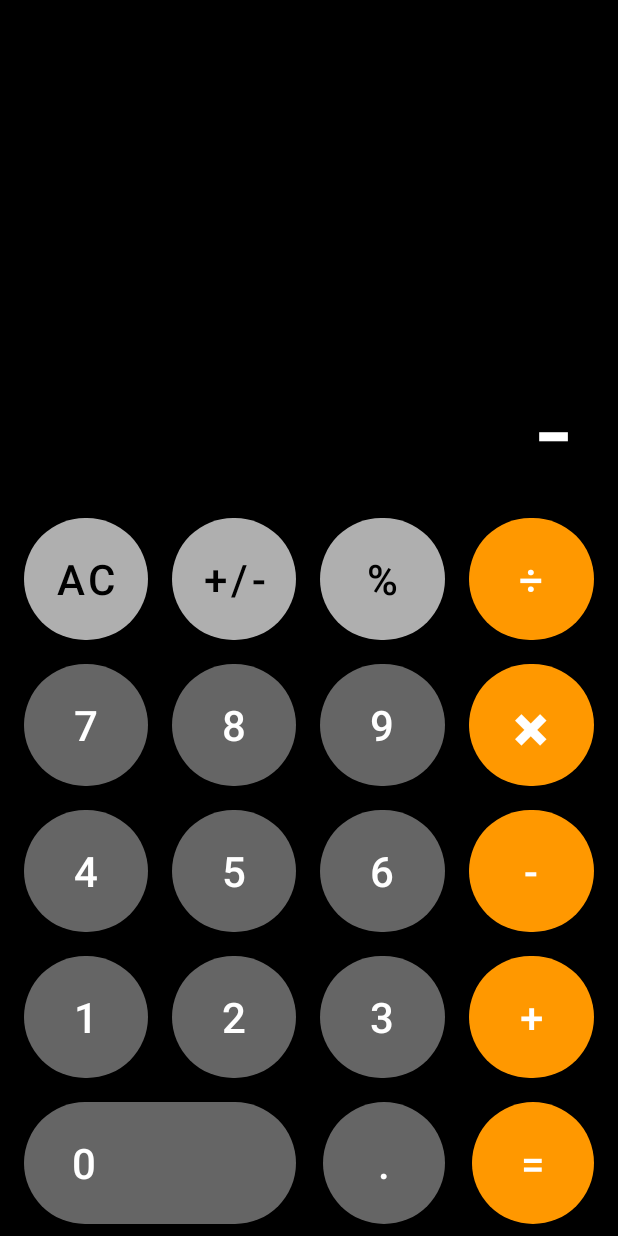
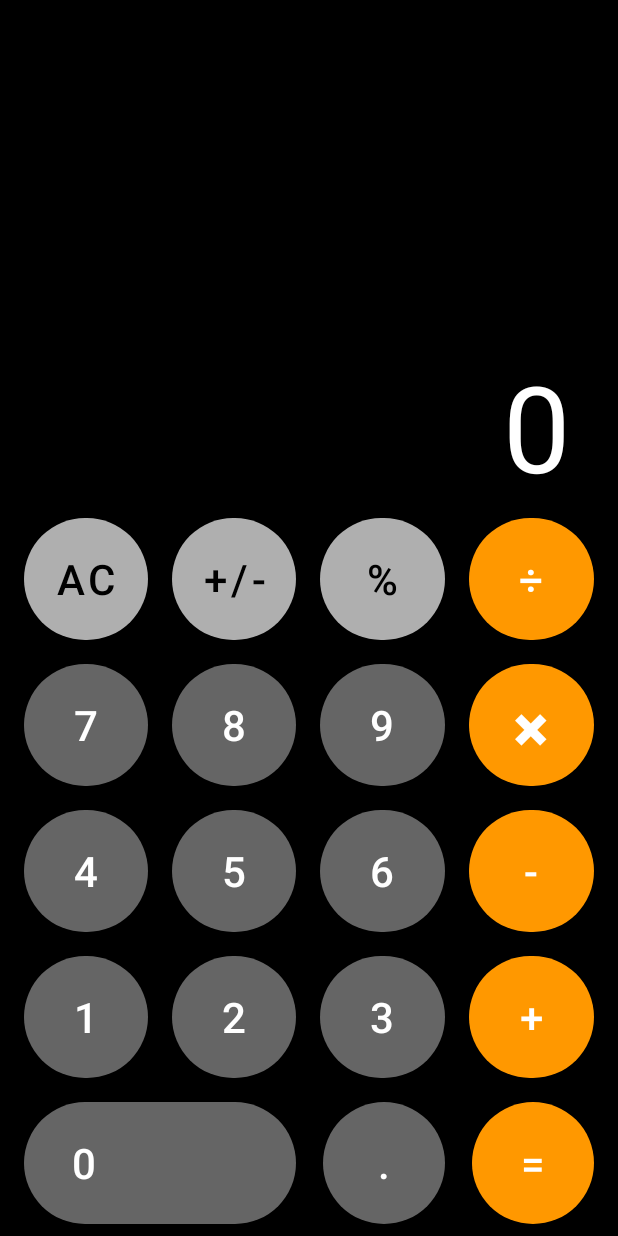
Before and after one commit to Kochevnikbbb/Calculyator, an Android app: the screen it shows after launch (MainActivity), after a tap on "+/-", on a phone screen of 412 x 824 dp. Run offline under Robolectric (Android 15) with nearby library versions, the phone set to English and light mode, and no system bars.

Commit message:
всё переписал всё равно косячит

```diff
--- a/app/src/main/java/com/nomad/calculyator/MainActivity.java
+++ b/app/src/main/java/com/nomad/calculyator/MainActivity.java
@@ -4,26 +4,160 @@ import androidx.appcompat.app.AppCompatActivity;
 
 import android.os.Bundle;
 import android.view.View;
+import android.widget.Button;
 import android.widget.TextView;
 
 public class MainActivity extends AppCompatActivity {
-    private TextView result;
-    private Integer first, second;
-    private Boolean isClickOperation = false;
-    private String operation;
-    //private Double res = 0.0;
+    private TextView tvResult;
+    private Float mValueOne, mValueTwo;
+    private Boolean crunchifyAddition, mSubtract, crunchifyMultiplication, crunchifyDivision;
+
+    private Button button0, button1, button2, button3, button4, button5, button6,
+            button7, button8, button9, buttonPlus, buttonMinus, buttonDivide,
+            buttonMul, buttonTochka, buttonC, buttonEqual;
+
 
     @Override
     protected void onCreate(Bundle savedInstanceState) {
         super.onCreate(savedInstanceState);
         setContentView(R.layout.activity_main);
 
-        result = findViewById(R.id.result);
+        tvResult = findViewById(R.id.result);
+        button0 = findViewById(R.id.zero);
+        button1 = findViewById(R.id.one);
+        button2 = findViewById(R.id.two);
+        button3 = findViewById(R.id.three);
+        button4 = findViewById(R.id.four);
+        button5 = findViewById(R.id.five);
+        button6 = findViewById(R.id.six);
+        button7 = findViewById(R.id.seven);
+        button8 = findViewById(R.id.eight);
+        button9 = findViewById(R.id.nine);
+        buttonTochka = findViewById(R.id.tochka);
+        buttonPlus = findViewById(R.id.plus);
+        buttonMinus = findViewById(R.id.minus);
+        buttonMul = findViewById(R.id.multiply);
+        buttonDivide = findViewById(R.id.divide);
+        buttonC = findViewById(R.id.clean);
+        buttonEqual = findViewById(R.id.equals);
+
+        button0.setOnClickListener(view ->
+
+        {
+            tvResult.setText(tvResult.getText() + "0");
+        });
+        button1.setOnClickListener(view ->
+
+        {
+            tvResult.setText(tvResult.getText() + "1");
+        });
+        button2.setOnClickListener(view ->
+
+        {
+            tvResult.setText(tvResult.getText() + "2");
+        });
+        button3.setOnClickListener(view ->
+
+        {
+            tvResult.setText(tvResult.getText() + "3");
+        });
+        button4.setOnClickListener(view ->
+
+        {
+            tvResult.setText(tvResult.getText() + "4");
+        });
+        button5.setOnClickListener(view ->
+
+        {
+            tvResult.setText(tvResult.getText() + "5");
+        });
+        button6.setOnClickListener(view ->
+
+        {
+            tvResult.setText(tvResult.getText() + "6");
+        });
+        button7.setOnClickListener(view ->
+
+        {
+            tvResult.setText(tvResult.getText() + "7");
+        });
+        button8.setOnClickListener(view ->
+
+        {
+            tvResult.setText(tvResult.getText() + "8");
+        });
+        button9.setOnClickListener(view ->
+
+        {
+            tvResult.setText(tvResult.getText() + "9");
+        });
+        buttonPlus.setOnClickListener(view ->
+
+        {
+            if (tvResult == null) {
+                tvResult.setText("");
+            } else {
+                mValueOne = Float.parseFloat(tvResult.getText() + "");
+                crunchifyAddition = true;
+                tvResult.setText(null);
+            }
+            buttonMinus.setOnClickListener(view1 -> {
+                mValueOne = Float.parseFloat(tvResult.getText() + "");
+                mSubtract = true;
+                tvResult.setText(null);
+            });
+            buttonMul.setOnClickListener(view1 -> {
+                mValueOne = Float.parseFloat(tvResult.getText() + "");
+                crunchifyMultiplication = true;
+                tvResult.setText(null);
+            });
+            buttonDivide.setOnClickListener(view1 -> {
+                mValueOne = Float.parseFloat(tvResult.getText() + "");
+                crunchifyMultiplication = true;
+                tvResult.setText(null);
+            });
+            buttonEqual.setOnClickListener(view1 -> {
+                mValueTwo = Float.parseFloat(tvResult.getText() + "");
+
+                if (crunchifyAddition == true) {
+                    tvResult.setText(mValueOne + mValueTwo + "");
+                    crunchifyAddition = false;
+                }
+
+                if (mSubtract == true) {
+                    tvResult.setText(mValueOne - mValueTwo + "");
+                    mSubtract = false;
+                }
+
+                if (crunchifyMultiplication == true) {
+                    tvResult.setText(mValueOne * mValueTwo + "");
+                    crunchifyMultiplication = false;
+                }
+
+                if (crunchifyDivision == true) {
+                    tvResult.setText(mValueOne / mValueTwo + "");
+                    crunchifyDivision = false;
+                }
+            });
+            buttonC.setOnClickListener(view1 -> {
+                tvResult.setText("0");
+            });
+            buttonTochka.setOnClickListener(view1 -> {
+                tvResult.setText(tvResult.getText() + ".");
+            });
+        });
     }
 
 
+    public void onClickOperation(View view) {
+    }
+
     public void onClickNumber(View view) {
-/*        double[] numbers ={R.id.one,R.id.two,R.id.three,R.id.four,R.id.five,R.id.six,R.id.seven,R.id.eight,R.id.nine,R.id.zero,R.id.tochka,R.id.negative_number};
+    }
+
+
+    /*    public void onClickNumber(View view) {
+     *//*        double[] numbers ={R.id.one,R.id.two,R.id.three,R.id.four,R.id.five,R.id.six,R.id.seven,R.id.eight,R.id.nine,R.id.zero,R.id.tochka,R.id.negative_number};
         double x = 0;
 
         for (double i:numbers){
@@ -38,7 +172,7 @@ public class MainActivity extends AppCompatActivity {
                     }
                     break;
             }
-        }*/
+        }*//*
 
         switch (view.getId()) {
             case R.id.one:
@@ -207,6 +341,6 @@ public class MainActivity extends AppCompatActivity {
 
         }
 
-    }
+    }*/
 
 }
--- a/app/src/main/res/layout/activity_main.xml
+++ b/app/src/main/res/layout/activity_main.xml
@@ -8,23 +8,23 @@
     tools:context=".MainActivity">
 
     <FrameLayout
-        app:layout_constraintTop_toTopOf="parent"
         android:layout_width="match_parent"
+        android:layout_height="0dp"
         app:layout_constraintBottom_toTopOf="@+id/container"
-        android:layout_height="0dp">
+        app:layout_constraintTop_toTopOf="parent">
 
         <TextView
             android:id="@+id/result"
             android:layout_width="wrap_content"
             android:layout_height="wrap_content"
+            android:layout_gravity="end|bottom"
+            android:ellipsize="end"
+            android:maxLength="12"
+            android:maxLines="1"
+            android:paddingHorizontal="32dp"
             android:text="0"
             android:textColor="@color/white"
-            android:textSize="80sp"
-            android:layout_gravity="end|bottom"
-            android:paddingHorizontal="32dp"
-            android:maxLength="12"
-            android:ellipsize="end"
-            android:maxLines="1"/>
+            android:textSize="80sp" />
 
     </FrameLayout>
 
@@ -32,169 +32,183 @@
         android:id="@+id/container"
         android:layout_width="match_parent"
         android:layout_height="wrap_content"
-        app:layout_constraintBottom_toBottomOf="parent"
         android:orientation="vertical"
-        >
+        app:layout_constraintBottom_toBottomOf="parent">
+
         <LinearLayout
             android:layout_width="match_parent"
             android:layout_height="wrap_content"
+            android:orientation="horizontal"
+            android:paddingHorizontal="16dp"
             android:paddingVertical="8dp"
-            android:paddingHorizontal="16dp"
-            android:weightSum="4"
-            android:orientation="horizontal"
-            >
+            android:weightSum="4">
+
             <com.google.android.material.button.MaterialButton
                 android:id="@+id/clean"
+                style="@style/Button.grey"
                 android:onClick="onClickOperation"
-                style="@style/Button.grey"
-                android:text="AC"/>
+                android:text="AC" />
+
             <com.google.android.material.button.MaterialButton
                 android:id="@+id/negative_number"
+                style="@style/Button.grey"
+                android:layout_marginHorizontal="16dp"
                 android:onClick="onClickNumber"
-                style="@style/Button.grey"
-                android:text="+/-"
-                android:layout_marginHorizontal="16dp"/>
+                android:text="+/-" />
+
             <com.google.android.material.button.MaterialButton
                 android:id="@+id/percent"
+                style="@style/Button.grey"
+                android:layout_marginEnd="16dp"
                 android:onClick="onClickOperation"
-                style="@style/Button.grey"
-                android:text="%"
-                android:layout_marginEnd="16dp"/>
+                android:text="%" />
+
             <com.google.android.material.button.MaterialButton
                 android:id="@+id/divide"
+                style="@style/Button.orange"
                 android:onClick="onClickOperation"
-                style="@style/Button.orange"
-                android:text="÷"/>
+                android:text="÷" />
 
         </LinearLayout>
 
         <LinearLayout
             android:layout_width="match_parent"
             android:layout_height="wrap_content"
+            android:orientation="horizontal"
+            android:paddingHorizontal="16dp"
             android:paddingVertical="8dp"
-            android:paddingHorizontal="16dp"
-            android:weightSum="4"
-            android:orientation="horizontal"
-            >
+            android:weightSum="4">
+
             <com.google.android.material.button.MaterialButton
                 android:id="@+id/seven"
+                style="@style/Button.Dark.gray"
                 android:onClick="onClickNumber"
-                style="@style/Button.Dark.gray"
-                android:text="7"/>
+                android:text="7" />
+
             <com.google.android.material.button.MaterialButton
                 android:id="@+id/eight"
+                style="@style/Button.Dark.gray"
+                android:layout_marginHorizontal="16dp"
                 android:onClick="onClickNumber"
-                style="@style/Button.Dark.gray"
-                android:text="8"
-                android:layout_marginHorizontal="16dp"/>
+                android:text="8" />
+
             <com.google.android.material.button.MaterialButton
                 android:id="@+id/nine"
+                style="@style/Button.Dark.gray"
+                android:layout_marginEnd="16dp"
                 android:onClick="onClickNumber"
-                style="@style/Button.Dark.gray"
-                android:text="9"
-                android:layout_marginEnd="16dp"/>
+                android:text="9" />
+
             <com.google.android.material.button.MaterialButton
                 android:id="@+id/multiply"
+                style="@style/Button.orange"
                 android:onClick="onClickOperation"
-                style="@style/Button.orange"
-                android:text="✖"/>
+                android:text="✖" />
 
         </LinearLayout>
+
         <LinearLayout
             android:layout_width="match_parent"
             android:layout_height="wrap_content"
+            android:orientation="horizontal"
+            android:paddingHorizontal="16dp"
             android:paddingVertical="8dp"
-            android:paddingHorizontal="16dp"
-            android:weightSum="4"
-            android:orientation="horizontal"
-            >
+            android:weightSum="4">
+
             <com.google.android.material.button.MaterialButton
                 android:id="@+id/four"
+                style="@style/Button.Dark.gray"
                 android:onClick="onClickNumber"
-                style="@style/Button.Dark.gray"
-                android:text="4"/>
+                android:text="4" />
+
             <com.google.android.material.button.MaterialButton
                 android:id="@+id/five"
+                style="@style/Button.Dark.gray"
+                android:layout_marginHorizontal="16dp"
                 android:onClick="onClickNumber"
-                style="@style/Button.Dark.gray"
-                android:text="5"
-                android:layout_marginHorizontal="16dp"/>
+                android:text="5" />
+
             <com.google.android.material.button.MaterialButton
                 android:id="@+id/six"
+                style="@style/Button.Dark.gray"
+                android:layout_marginEnd="16dp"
                 android:onClick="onClickNumber"
-                style="@style/Button.Dark.gray"
-                android:text="6"
-                android:layout_marginEnd="16dp"/>
+                android:text="6" />
+
             <com.google.android.material.button.MaterialButton
                 android:id="@+id/minus"
+                style="@style/Button.orange"
                 android:onClick="onClickOperation"
-                style="@style/Button.orange"
-                android:text="-"/>
+                android:text="-" />
 
         </LinearLayout>
+
         <LinearLayout
             android:layout_width="match_parent"
             android:layout_height="wrap_content"
+            android:orientation="horizontal"
+            android:paddingHorizontal="16dp"
             android:paddingVertical="8dp"
-            android:paddingHorizontal="16dp"
-            android:weightSum="4"
-            android:orientation="horizontal"
-            >
+            android:weightSum="4">
+
             <com.google.android.material.button.MaterialButton
                 android:id="@+id/one"
+                style="@style/Button.Dark.gray"
                 android:onClick="onClickNumber"
-                style="@style/Button.Dark.gray"
-                android:text="1"/>
+                android:text="1" />
+
             <com.google.android.material.button.MaterialButton
                 android:id="@+id/two"
+                style="@style/Button.Dark.gray"
+                android:layout_marginHorizontal="16dp"
                 android:onClick="onClickNumber"
-                style="@style/Button.Dark.gray"
-                android:text="2"
-                android:layout_marginHorizontal="16dp"/>
+                android:text="2" />
+
             <com.google.android.material.button.MaterialButton
                 android:id="@+id/three"
+                style="@style/Button.Dark.gray"
+                android:layout_marginEnd="16dp"
                 android:onClick="onClickNumber"
-                style="@style/Button.Dark.gray"
-                android:text="3"
-                android:layout_marginEnd="16dp"/>
+                android:text="3" />
+
             <com.google.android.material.button.MaterialButton
                 android:id="@+id/plus"
+                style="@style/Button.orange"
                 android:onClick="onClickOperation"
-                style="@style/Button.orange"
-                android:text="+"/>
+                android:text="+" />
 
         </LinearLayout>
+
         <LinearLayout
             android:layout_width="match_parent"
             android:layout_height="wrap_content"
+            android:orientation="horizontal"
+            android:paddingHorizontal="16dp"
             android:paddingVertical="8dp"
-            android:paddingHorizontal="16dp"
-            android:weightSum="4"
-            android:orientation="horizontal"
-            >
+            android:weightSum="4">
+
             <com.google.android.material.button.MaterialButton
                 android:id="@+id/zero"
+                style="@style/Button.Dark.gray"
+                android:layout_weight="4"
                 android:onClick="onClickNumber"
-                style="@style/Button.Dark.gray"
-                android:textAlignment="textStart"
                 android:paddingStart="32dp"
                 android:paddingEnd="0dp"
                 android:text="0"
-                android:layout_weight="4"
-                />
+                android:textAlignment="textStart" />
 
             <com.google.android.material.button.MaterialButton
                 android:id="@+id/tochka"
+                style="@style/Button.Dark.gray"
+                android:layout_marginHorizontal="18dp"
                 android:onClick="onClickNumber"
-                style="@style/Button.Dark.gray"
-                android:text="."
-                android:layout_marginHorizontal="18dp"
-                />
+                android:text="." />
+
             <com.google.android.material.button.MaterialButton
                 android:id="@+id/equals"
+                style="@style/Button.orange"
                 android:onClick="onClickOperation"
-                style="@style/Button.orange"
-                android:text="="/>
+                android:text="=" />
 
         </LinearLayout>
 
@@ -202,5 +216,4 @@
     </LinearLayout>
 
 
-
 </androidx.constraintlayout.widget.ConstraintLayout>
```
